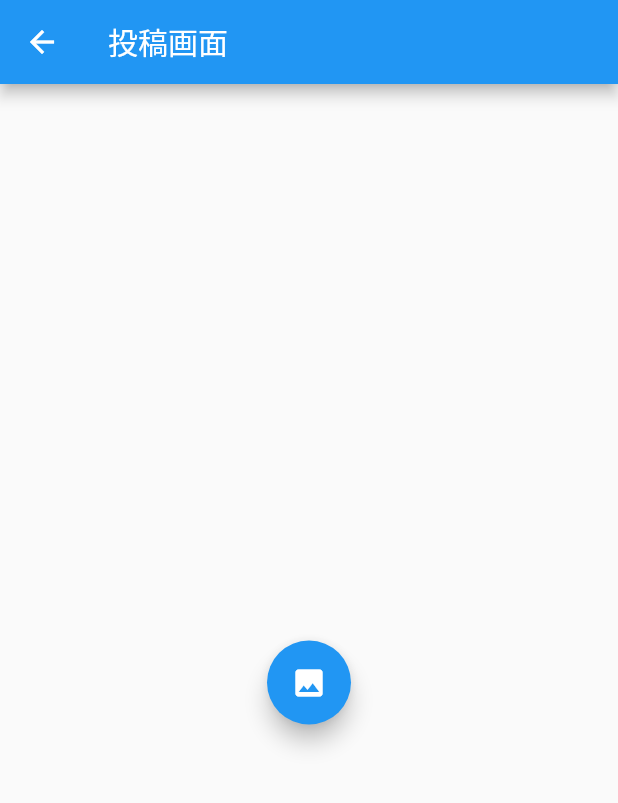
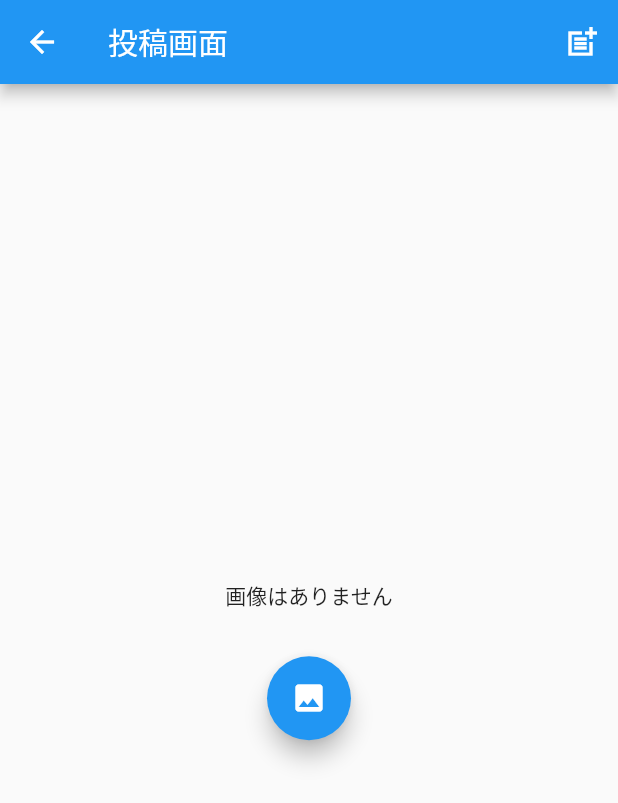
Before and after one commit to shimano-yuuki/MShare, a Flutter app: the PostPage screen opened directly, after a tap on the "image" icon, on a phone screen of 412 x 824 dp. Shown: the top 803 px of the screen. Run offline on Flutter 3.47's test engine with Material 2 defaults, Android fonts, the phone set to English and light mode, and no system bars; our stand-ins replace firebase_auth, firebase_core, firebase_storage, image_picker; accounts and stored records are empty.

Commit message:
画像選択と、画像のstorageへの送信を別にした

```diff
--- a/lib/src/screens/post_page.dart
+++ b/lib/src/screens/post_page.dart
@@ -12,6 +12,7 @@ class PostPage extends StatefulWidget {
 }
 
 class _PostPageState extends State<PostPage> {
+  File? _image;
   final picker = ImagePicker();
 
   /// ユーザIDの取得
@@ -35,41 +36,49 @@ class _PostPageState extends State<PostPage> {
   }
 
   Future _getImage() async {
+    final pickedFile = await picker.pickImage(source: ImageSource.gallery);
+
+    setState(() {
+      if (pickedFile != null) {
+        _image = File(pickedFile.path);
+      } else {
+        print('No image selected.');
+      }
+    });
+  }
+
+  Future postdata() async {
     String rand = randomString(15);
-    final XFile? pickedFile =
-        await picker.pickImage(source: ImageSource.gallery);
-    File _image = File(pickedFile!.path);
 
     /// Firebase Cloud Storageにアップロード
     String uploadName = '$rand';
     final storageRef =
         FirebaseStorage.instance.ref().child('users/$userID/$uploadName');
-    storageRef.putFile(_image);
+    storageRef.putFile(_image!);
   }
 
   @override
   Widget build(BuildContext context) {
     return Scaffold(
-      appBar: AppBar(
-        title: Text("投稿画面"),
-      ),
+      appBar: AppBar(title: Text("投稿画面"), actions: <Widget>[
+        IconButton(
+          icon: Icon(Icons.post_add_sharp),
+          onPressed: postdata,
+        )
+      ]),
       body: Center(
           child: Column(
         mainAxisAlignment: MainAxisAlignment.center,
         crossAxisAlignment: CrossAxisAlignment.center,
         children: [
+          _image == null ? Text('画像はありません') : Image.file(_image!),
           SizedBox(
             height: 30,
           ),
-          Row(
-            mainAxisAlignment: MainAxisAlignment.spaceAround,
-            children: [
-              FloatingActionButton(
-                onPressed: _getImage,
-                child: Icon(Icons.image),
-              ),
-            ],
-          )
+          FloatingActionButton(
+            onPressed: _getImage,
+            child: Icon(Icons.image),
+          ),
         ],
       )),
     );
```
